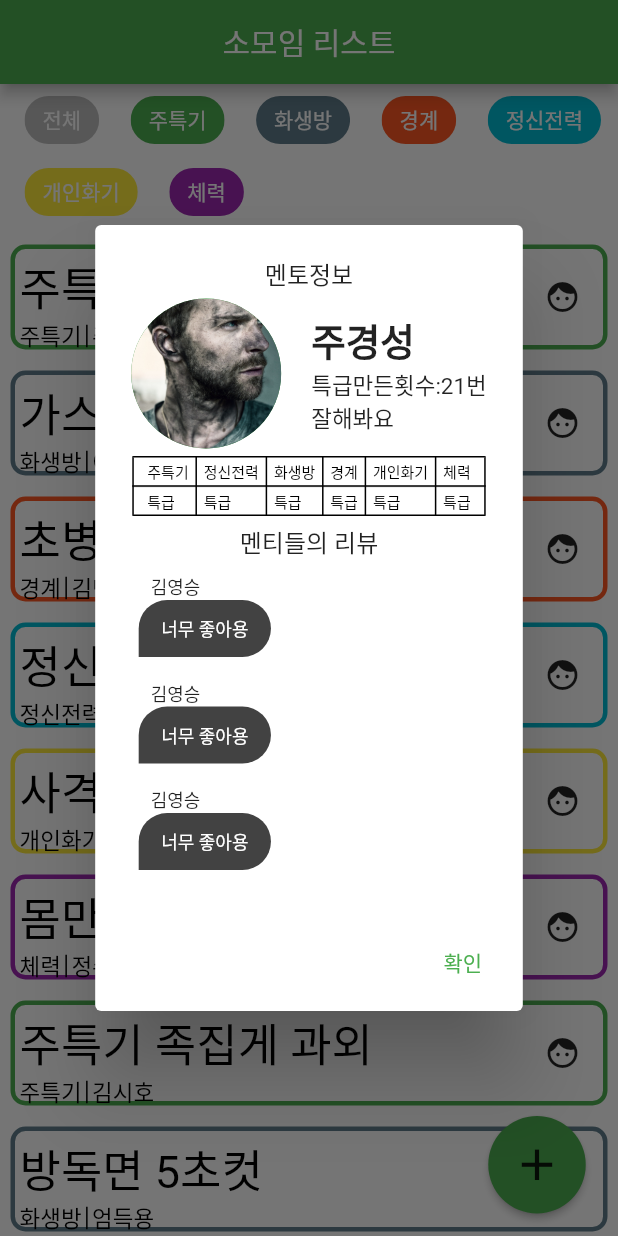
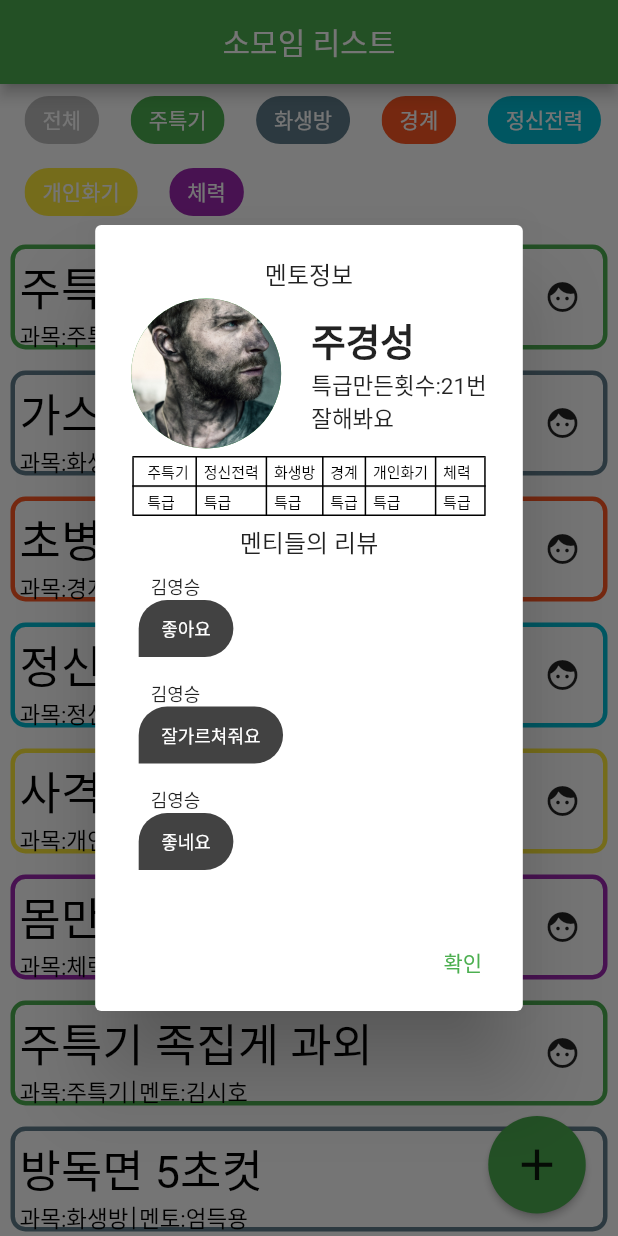
Before and after one commit to ZeVicTech/APP_BestWarrior_Warrior, a Flutter app: the RoomListPage screen opened directly, after a tap on the "face" icon, on a phone screen of 412 x 824 dp. Run offline on Flutter 3.47's test engine with Material 2 defaults, Android fonts, the phone set to English and light mode, and no system bars; our stand-ins replace cloud_firestore, firebase_auth, firebase_core, firebase_database, font_awesome_flutter, table_calendar; accounts and stored records are empty; project files that could hold a hidden picture were left out.

```diff
--- a/APP(Android)/best_warrior/lib/component/meetinginfo.dart
+++ b/APP(Android)/best_warrior/lib/component/meetinginfo.dart
@@ -194,12 +194,12 @@ class Meet_Header extends StatelessWidget {
           ]),
       SizedBox(height: 5),
       Text("멘티들의 리뷰"),
-      meet_item(),
-      meet_item(),
-      meet_item()
+      meet_item("김민석","좋아요"),
+      meet_item("안정환","잘가르쳐줘요"),
+      meet_item("최훈석","좋네요")
     ]);
   }
-  Widget meet_item(){
+  Widget meet_item(String name, String write){
     return Container(
       margin: EdgeInsets.symmetric(vertical: 6),
       child: Row(
@@ -224,7 +224,7 @@ class Meet_Header extends StatelessWidget {
                     bottomLeft: Radius.circular(0),
                 bottomRight: Radius.circular(30))),
                 child: Text(
-                  "너무 좋아용", style: TextStyle(color: Colors.white, fontSize: 12)),
+                  write, style: TextStyle(color: Colors.white, fontSize: 12)),
               )
             ]
           )
--- a/APP(Android)/best_warrior/lib/component/room.dart
+++ b/APP(Android)/best_warrior/lib/component/room.dart
@@ -44,7 +44,7 @@ class Room extends StatelessWidget {
               ),
               Row(
                 children: [
-                  Text(_subject,
+                  Text("과목:"+_subject,
                       style: TextStyle(
                         fontSize: 15,
                         //color: Colors.white,
@@ -57,7 +57,7 @@ class Room extends StatelessWidget {
                   SizedBox(
                     width: 3,
                   ),
-                  Text(_mentor,
+                  Text("멘토:"+_mentor,
                       style: TextStyle(
                         fontSize: 15,
                         //color: Colors.white,
--- a/APP(Android)/best_warrior/lib/pages/login_page.dart
+++ b/APP(Android)/best_warrior/lib/pages/login_page.dart
@@ -44,7 +44,7 @@ class _LoginPageState extends State<LoginPage> {
         password: _controllerPassword.text,
 
       );
-      await ref.set({
+      await ref.update({
       "${FirebaseAuth.instance.currentUser?.uid}": {
         "이름": _controllername.text,
         "소속부대": _controllerarmy.text,
```
Also changed, not shown: APP(Android)/best_warrior/lib/component/calender.dart (+4 -4 lines), 1 other file.
